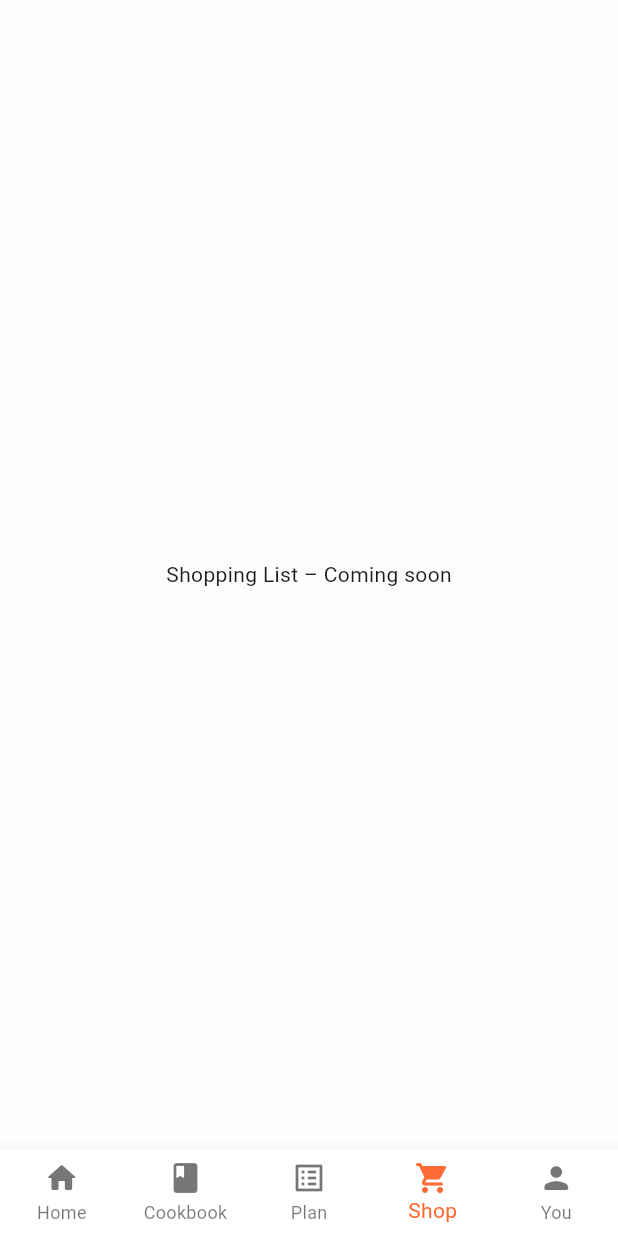
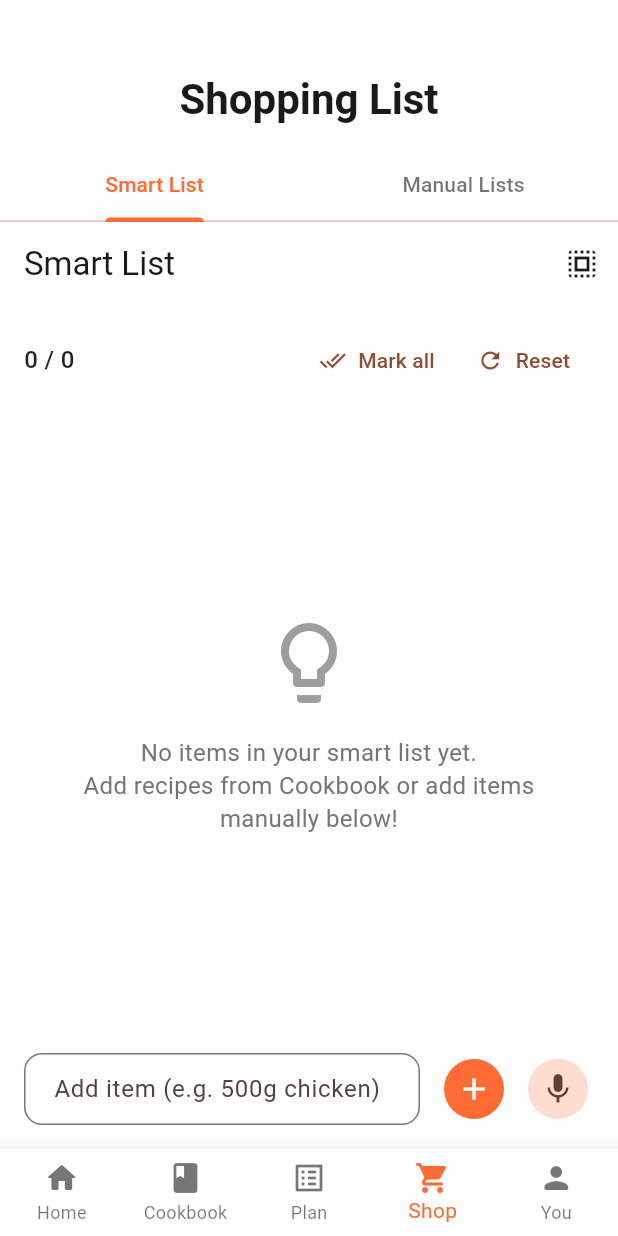
Before and after one commit to kmushapho/shipyard-creator-contest, a Flutter app: the HomeScreen screen opened directly, item 4 of the bottom bar chosen, on a phone screen of 412 x 824 dp. Run offline on Flutter 3.47's test engine with Material 3 defaults, Android fonts, the phone set to English and light mode, and no system bars; our stand-ins replace flutter_animate, shared_preferences; accounts and stored records are empty.

Commit message:
added shop screen

```diff
--- a/euphoric_cook/lib/screens/cookbook_screen.dart
+++ b/euphoric_cook/lib/screens/cookbook_screen.dart
@@ -93,7 +93,6 @@ class _CookbookScreenState extends State<CookbookScreen> with SingleTickerProvid
                   subtitle: "Heart recipes you love to find them here quickly",
                 ),
 
-                // My Recipes – matches your screenshot most closely
                 _buildEmptyState(
                   icon: Icons.book_outlined,
                   title: "No custom recipes yet",
--- a/euphoric_cook/lib/screens/home_screen.dart
+++ b/euphoric_cook/lib/screens/home_screen.dart
@@ -2,7 +2,8 @@ import 'package:flutter/material.dart';
 import 'package:provider/provider.dart';
 import '../providers/mode_provider.dart';
 import 'pantry_selector.dart';
-import 'cookbook_screen.dart'; // ← Make sure this import exists (your CookbookScreen file)
+import 'cookbook_screen.dart';
+import 'shop_screen.dart';
 
 class HomeScreen extends StatefulWidget {
   const HomeScreen({super.key});
@@ -149,7 +150,7 @@ class _HomeScreenState extends State<HomeScreen> {
             const Center(child: Text('Meal Planner – Coming soon')),
 
             // Screen 3: Shop (placeholder)
-            const Center(child: Text('Shopping List – Coming soon')),
+            const ShopScreen(),
 
             // Screen 4: You (placeholder)
             const Center(child: Text('Profile / You – Coming soon')),
--- /dev/null
+++ b/euphoric_cook/lib/screens/shop_screen.dart
@@ -0,0 +1,487 @@
+import 'package:flutter/material.dart';
+import 'package:intl/intl.dart';
+
+import '../constants/colors.dart';
+
+// ────────────────────────────────────────────────
+// Models
+// ────────────────────────────────────────────────
+
+class ShoppingItem {
+  String name;
+  bool checked;
+
+  ShoppingItem({required this.name, this.checked = false});
+}
+
+class ManualList {
+  String name;
+  DateTime createdAt;
+  List<ShoppingItem> items;
+
+  ManualList({
+    required this.name,
+    required this.createdAt,
+    this.items = const [],
+  });
+}
+
+// ────────────────────────────────────────────────
+// Detail Screen (used by both Smart & Manual)
+// ────────────────────────────────────────────────
+
+class ListDetailScreen extends StatefulWidget {
+  final String title;
+  final List<ShoppingItem> items;
+  final bool isSmartList;
+  final VoidCallback? onItemsChanged;
+
+  const ListDetailScreen({
+    super.key,
+    required this.title,
+    required this.items,
+    this.isSmartList = false,
+    this.onItemsChanged,
+  });
+
+  @override
+  State<ListDetailScreen> createState() => _ListDetailScreenState();
+}
+
+class _ListDetailScreenState extends State<ListDetailScreen> {
+  final TextEditingController _addController = TextEditingController();
+  bool _multiSelectMode = false;
+  final Set<int> _selectedIndices = {};
+
+  int get _checkedCount => widget.items.where((i) => i.checked).length;
+  int get _totalCount => widget.items.length;
+
+  void _toggleMultiSelect() {
+    setState(() {
+      _multiSelectMode = !_multiSelectMode;
+      if (!_multiSelectMode) _selectedIndices.clear();
+    });
+  }
+
+  void _addItem() {
+    final text = _addController.text.trim();
+    if (text.isEmpty) return;
+
+    setState(() {
+      widget.items.add(ShoppingItem(name: text));
+      _addController.clear();
+    });
+    widget.onItemsChanged?.call();
+  }
+
+  void _markAllDone() {
+    setState(() {
+      for (var item in widget.items) {
+        item.checked = true;
+      }
+    });
+    widget.onItemsChanged?.call();
+  }
+
+  void _resetAll() {
+    setState(() {
+      for (var item in widget.items) {
+        item.checked = false;
+      }
+    });
+    widget.onItemsChanged?.call();
+  }
+
+  void _clearAll() {
+    setState(() {
+      widget.items.clear();
+    });
+    widget.onItemsChanged?.call();
+  }
+
+  void _deleteSelected() {
+    setState(() {
+      final indices = _selectedIndices.toList()..sort((a, b) => b.compareTo(a));
+      for (var idx in indices) {
+        widget.items.removeAt(idx);
+      }
+      _selectedIndices.clear();
+      _multiSelectMode = false;
+    });
+    widget.onItemsChanged?.call();
+  }
+
+  @override
+  Widget build(BuildContext context) {
+    final isDark = Theme.of(context).brightness == Brightness.dark;
+
+    return Scaffold(
+      appBar: AppBar(
+        title: Text(widget.title),
+        backgroundColor: isDark ? AppColors.darkBg : AppColors.lightBg,
+        foregroundColor: isDark ? AppColors.lightText : AppColors.darkText,
+        actions: [
+          if (_multiSelectMode)
+            IconButton(
+              icon: const Icon(Icons.delete),
+              tooltip: 'Delete selected',
+              onPressed: _selectedIndices.isNotEmpty ? _deleteSelected : null,
+            ),
+          IconButton(
+            icon: Icon(_multiSelectMode ? Icons.close : Icons.select_all),
+            tooltip: _multiSelectMode ? 'Cancel selection' : 'Select items',
+            onPressed: _toggleMultiSelect,
+          ),
+        ],
+      ),
+      body: Column(
+        children: [
+          // Progress & quick actions
+          Padding(
+            padding: const EdgeInsets.fromLTRB(16, 12, 16, 8),
+            child: Row(
+              mainAxisAlignment: MainAxisAlignment.spaceBetween,
+              children: [
+                Text(
+                  '$_checkedCount / $_totalCount',
+                  style: TextStyle(
+                    fontSize: 16,
+                    fontWeight: FontWeight.w500,
+                    color: isDark ? Colors.white70 : Colors.black87,
+                  ),
+                ),
+                Row(
+                  children: [
+                    TextButton.icon(
+                      onPressed: _markAllDone,
+                      icon: const Icon(Icons.done_all, size: 18),
+                      label: const Text('Mark all'),
+                    ),
+                    TextButton.icon(
+                      onPressed: _resetAll,
+                      icon: const Icon(Icons.refresh, size: 18),
+                      label: const Text('Reset'),
+                    ),
+                  ],
+                ),
+              ],
+            ),
+          ),
+
+          // Items list
+          Expanded(
+            child: widget.items.isEmpty
+                ? Center(
+              child: Padding(
+                padding: const EdgeInsets.all(32),
+                child: Column(
+                  mainAxisSize: MainAxisSize.min,
+                  children: [
+                    Icon(
+                      widget.isSmartList ? Icons.lightbulb_outline : Icons.list_alt,
+                      size: 64,
+                      color: Colors.grey[500],
+                    ),
+                    const SizedBox(height: 16),
+                    Text(
+                      widget.isSmartList
+                          ? "No items in your smart list yet.\nAdd recipes from Cookbook or add items manually below!"
+                          : "This list is empty.\nAdd some items below!",
+                      textAlign: TextAlign.center,
+                      style: TextStyle(
+                        fontSize: 16,
+                        color: Colors.grey[600],
+                        height: 1.4,
+                      ),
+                    ),
+                  ],
+                ),
+              ),
+            )
+                : ListView.builder(
+              padding: const EdgeInsets.symmetric(horizontal: 8),
+              itemCount: widget.items.length,
+              itemBuilder: (context, index) {
+                final item = widget.items[index];
+                final isSelected = _selectedIndices.contains(index);
+
+                return ListTile(
+                  leading: _multiSelectMode
+                      ? Checkbox(
+                    value: isSelected,
+                    onChanged: (v) {
+                      setState(() {
+                        if (v == true) {
+                          _selectedIndices.add(index);
+                        } else {
+                          _selectedIndices.remove(index);
+                        }
+                      });
+                    },
+                    activeColor: AppColors.vibrantOrange,
+                  )
+                      : null,
+                  title: Text(
+                    item.name,
+                    style: TextStyle(
+                      decoration: item.checked ? TextDecoration.lineThrough : null,
+                      color: item.checked ? Colors.grey : null,
+                    ),
+                  ),
+                  trailing: !_multiSelectMode
+                      ? Checkbox(
+                    value: item.checked,
+                    onChanged: (val) {
+                      setState(() => item.checked = val ?? false);
+                      widget.onItemsChanged?.call();
+                    },
+                    activeColor: AppColors.vibrantOrange,
+                  )
+                      : null,
+                  onLongPress: () {
+                    setState(() {
+                      _multiSelectMode = true;
+                      _selectedIndices.add(index);
+                    });
+                  },
+                  onTap: _multiSelectMode
+                      ? () {
+                    setState(() {
+                      if (_selectedIndices.contains(index)) {
+                        _selectedIndices.remove(index);
+                      } else {
+                        _selectedIndices.add(index);
+                      }
+                    });
+                  }
+                      : () {
+                    setState(() => item.checked = !item.checked);
+                    widget.onItemsChanged?.call();
+                  },
+                );
+              },
+            ),
+          ),
+
+          // Add item row
+          Padding(
+            padding: const EdgeInsets.fromLTRB(16, 8, 16, 16),
+            child: Row(
+              children: [
+                Expanded(
+                  child: TextField(
+                    controller: _addController,
+                    decoration: InputDecoration(
+                      hintText: 'Add item (e.g. 500g chicken)',
+                      border: OutlineInputBorder(
+                        borderRadius: BorderRadius.circular(12),
+                      ),
+                      contentPadding: const EdgeInsets.symmetric(horizontal: 16, vertical: 12),
+                    ),
+                    onSubmitted: (_) => _addItem(),
+                  ),
+                ),
+                const SizedBox(width: 12),
+                IconButton.filled(
+                  onPressed: _addItem,
+                  icon: const Icon(Icons.add),
+                  style: IconButton.styleFrom(
+                    backgroundColor: AppColors.vibrantOrange,
+                  ),
+                ),
+                const SizedBox(width: 8),
+                IconButton.filledTonal(
+                  onPressed: () {
+                    ScaffoldMessenger.of(context).showSnackBar(
+                      const SnackBar(content: Text('Voice input coming soon')),
+                    );
+                  },
+                  icon: const Icon(Icons.mic),
+                ),
+              ],
+            ),
+          ),
+        ],
+      ),
+    );
+  }
+}
+
+// ────────────────────────────────────────────────
+// Main Shop Screen
+// ────────────────────────────────────────────────
+
+class ShopScreen extends StatefulWidget {
+  const ShopScreen({super.key});
+
+  @override
+  State<ShopScreen> createState() => _ShopScreenState();
+}
+
+class _ShopScreenState extends State<ShopScreen> with SingleTickerProviderStateMixin {
+  late TabController _tabController;
+
+  // Smart list – starts empty
+  List<ShoppingItem> _smartItems = [];
+
+  // Manual lists – one empty weekly example
+  final List<ManualList> _manualLists = [
+    ManualList(
+      name: "Weekly Groceries",
+      createdAt: DateTime.now(),
+      items: [],
+    ),
+  ];
+
+  @override
+  void initState() {
+    super.initState();
+    _tabController = TabController(length: 2, vsync: this);
+  }
+
+  @override
+  void dispose() {
+    _tabController.dispose();
+    super.dispose();
+  }
+
+  void _refresh() => setState(() {});
+
+  void _createNewManualList() {
+    showDialog(
+      context: context,
+      builder: (context) {
+        final nameCtrl = TextEditingController(text: "New List");
+        return AlertDialog(
+          title: const Text("Create new list"),
+          content: TextField(
+            controller: nameCtrl,
+            autofocus: true,
+            decoration: const InputDecoration(hintText: "List name"),
+          ),
+          actions: [
+            TextButton(
+              onPressed: () => Navigator.pop(context),
+              child: const Text("Cancel"),
+            ),
+            TextButton(
+              onPressed: () {
+                final name = nameCtrl.text.trim();
+                if (name.isNotEmpty) {
+                  setState(() {
+                    _manualLists.insert(
+                      0,
+                      ManualList(name: name, createdAt: DateTime.now()),
+                    );
+                  });
+                }
+                Navigator.pop(context);
+              },
+              child: const Text("Create"),
+            ),
+          ],
+        );
+      },
+    );
+  }
+
+  @override
+  Widget build(BuildContext context) {
+    final isDark = Theme.of(context).brightness == Brightness.dark;
+
+    return Scaffold(
+      backgroundColor: isDark ? AppColors.darkBg : AppColors.lightBg,
+      body: Column(
+        children: [
+          Padding(
+            padding: const EdgeInsets.fromLTRB(16, 48, 16, 16),
+            child: Text(
+              "Shopping List",
+              style: Theme.of(context).textTheme.headlineMedium?.copyWith(
+                fontWeight: FontWeight.bold,
+                color: isDark ? AppColors.lightText : AppColors.darkText,
+              ),
+            ),
+          ),
+
+          TabBar(
+            controller: _tabController,
+            labelColor: AppColors.vibrantOrange,
+            unselectedLabelColor: isDark ? Colors.white70 : Colors.black54,
+            indicatorColor: AppColors.vibrantOrange,
+            tabs: const [
+              Tab(text: "Smart List"),
+              Tab(text: "Manual Lists"),
+            ],
+          ),
+
+          Expanded(
+            child: TabBarView(
+              controller: _tabController,
+              children: [
+                // ── Smart List ──
+                ListDetailScreen(
+                  title: "Smart List",
+                  items: _smartItems,
+                  isSmartList: true,
+                  onItemsChanged: _refresh,
+                ),
+
+                // ── Manual Lists ──
+                _manualLists.isEmpty
+                    ? const Center(child: Text("No manual lists yet"))
+                    : ListView.builder(
+                  padding: const EdgeInsets.all(12),
+                  itemCount: _manualLists.length,
+                  itemBuilder: (context, index) {
+                    final list = _manualLists[index];
+                    final checked = list.items.where((i) => i.checked).length;
+                    final total = list.items.length;
+                    final date = DateFormat('MMM d, yyyy').format(list.createdAt);
+
+                    return Card(
+                      margin: const EdgeInsets.only(bottom: 12),
+                      shape: RoundedRectangleBorder(borderRadius: BorderRadius.circular(16)),
+                      child: ListTile(
+                        contentPadding: const EdgeInsets.fromLTRB(16, 8, 12, 8),
+                        title: Text(
+                          list.name,
+                          style: const TextStyle(fontWeight: FontWeight.w600),
+                        ),
+                        subtitle: Text(
+                          "$date • $checked/$total items",
+                          style: TextStyle(color: Colors.grey[600]),
+                        ),
+                        trailing: const Icon(Icons.chevron_right),
+                        onTap: () {
+                          Navigator.push(
+                            context,
+                            MaterialPageRoute(
+                              builder: (_) => ListDetailScreen(
+                                title: list.name,
+                                items: list.items,
+                                onItemsChanged: _refresh,
+                              ),
+                            ),
+                          );
+                        },
+                      ),
+                    );
+                  },
+                ),
+              ],
+            ),
+          ),
+        ],
+      ),
+
+      floatingActionButton: _tabController.index == 1
+          ? FloatingActionButton(
+        onPressed: _createNewManualList,
+        backgroundColor: AppColors.vibrantOrange,
+        child: const Icon(Icons.add),
+      )
+          : null,
+    );
+  }
+}
--- a/euphoric_cook/pubspec.yaml
+++ b/euphoric_cook/pubspec.yaml
@@ -45,6 +45,7 @@ dependencies:
   shared_preferences: ^2.3.0
   lottie: ^3.1.2
   flutter_animate: ^4.5.2
+  intl: ^0.19.0
 
 dev_dependencies:
   flutter_test:
```
Also changed, not shown: euphoric_cook/pubspec.lock.
